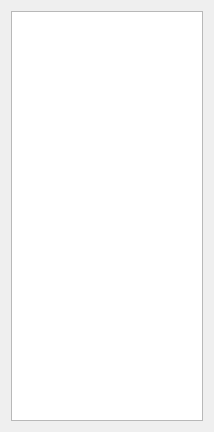
Above: ribbonwnd.ui from AVNechaev/rz_ribbon before the change. Below: the same form after it.
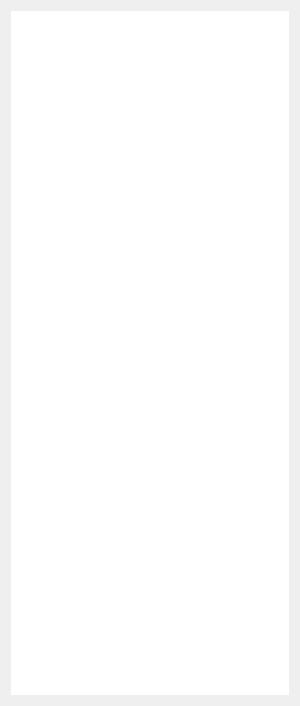
That is the form after the change.

The edit to the form file:
```diff
--- a/ribbonwnd.ui
+++ b/ribbonwnd.ui
@@ -6,16 +6,69 @@
    <rect>
     <x>0</x>
     <y>0</y>
-    <width>214</width>
-    <height>432</height>
+    <width>300</width>
+    <height>706</height>
    </rect>
   </property>
-  <property name="windowTitle">
-   <string>Dialog</string>
+  <property name="minimumSize">
+   <size>
+    <width>300</width>
+    <height>0</height>
+   </size>
+  </property>
+  <property name="maximumSize">
+   <size>
+    <width>300</width>
+    <height>16777215</height>
+   </size>
+  </property>
+  <property name="contextMenuPolicy">
+   <enum>Qt::NoContextMenu</enum>
   </property>
   <layout class="QGridLayout" name="gridLayout">
    <item row="0" column="0">
-    <widget class="QTableView" name="tblMain"/>
+    <widget class="QTableView" name="tblMain">
+     <property name="font">
+      <font>
+       <pointsize>10</pointsize>
+       <weight>75</weight>
+       <bold>true</bold>
+      </font>
+     </property>
+     <property name="frameShape">
+      <enum>QFrame::NoFrame</enum>
+     </property>
+     <property name="verticalScrollBarPolicy">
+      <enum>Qt::ScrollBarAlwaysOff</enum>
+     </property>
+     <property name="horizontalScrollBarPolicy">
+      <enum>Qt::ScrollBarAlwaysOff</enum>
+     </property>
+     <property name="selectionMode">
+      <enum>QAbstractItemView::NoSelection</enum>
+     </property>
+     <property name="wordWrap">
+      <bool>false</bool>
+     </property>
+     <property name="cornerButtonEnabled">
+      <bool>false</bool>
+     </property>
+     <attribute name="horizontalHeaderVisible">
+      <bool>false</bool>
+     </attribute>
+     <attribute name="horizontalHeaderStretchLastSection">
+      <bool>true</bool>
+     </attribute>
+     <attribute name="verticalHeaderVisible">
+      <bool>false</bool>
+     </attribute>
+     <attribute name="verticalHeaderDefaultSectionSize">
+      <number>60</number>
+     </attribute>
+     <attribute name="verticalHeaderMinimumSectionSize">
+      <number>60</number>
+     </attribute>
+    </widget>
    </item>
   </layout>
  </widget>
```
